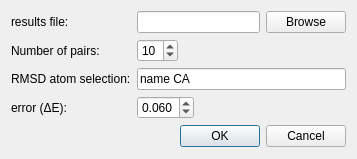
Fluorescence-Tools/Olga, file src/gui/GetInformativePairsDialog.ui: the form before one commit.
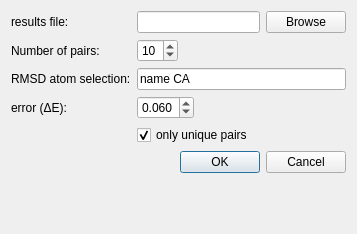
The form after the commit.

Commit message:
Exclude duplicates from pair selection
Add the checkbox to include/exclude duplicate pairs

What changed in the file:
```diff
--- a/src/gui/GetInformativePairsDialog.ui
+++ b/src/gui/GetInformativePairsDialog.ui
@@ -7,7 +7,7 @@
     <x>0</x>
     <y>0</y>
     <width>357</width>
-    <height>159</height>
+    <height>234</height>
    </rect>
   </property>
   <property name="windowTitle">
@@ -149,6 +149,16 @@
     </layout>
    </item>
    <item row="4" column="1">
+    <widget class="QCheckBox" name="uniqueOnly">
+     <property name="text">
+      <string>only unique pairs</string>
+     </property>
+     <property name="checked">
+      <bool>true</bool>
+     </property>
+    </widget>
+   </item>
+   <item row="5" column="1">
     <widget class="QDialogButtonBox" name="buttonBox">
      <property name="orientation">
       <enum>Qt::Horizontal</enum>
```
The commit also changes 11 other files.
